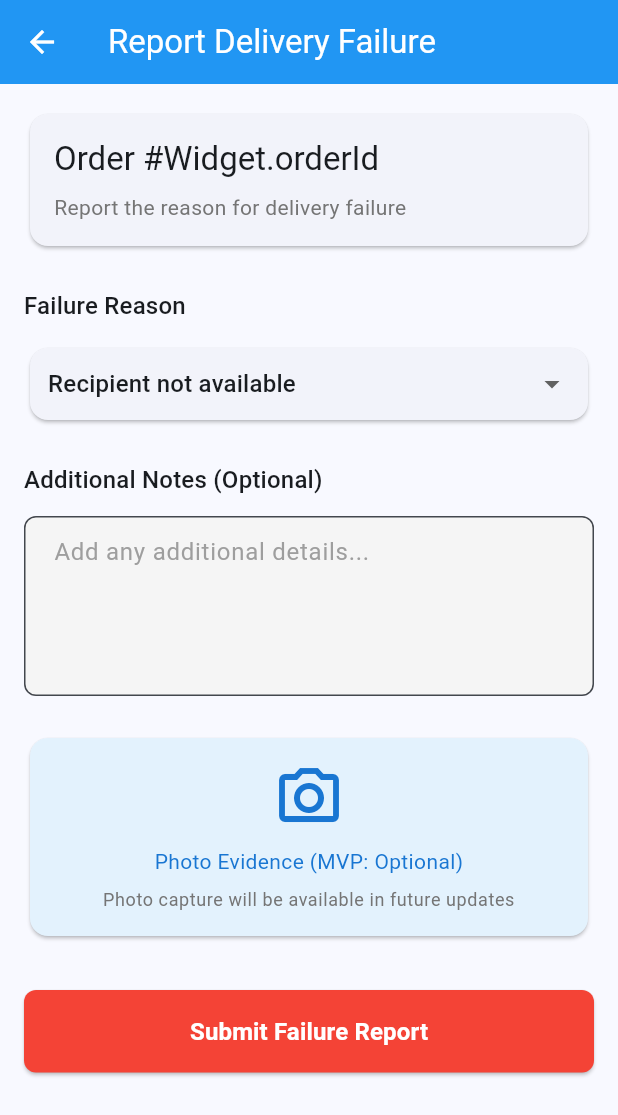
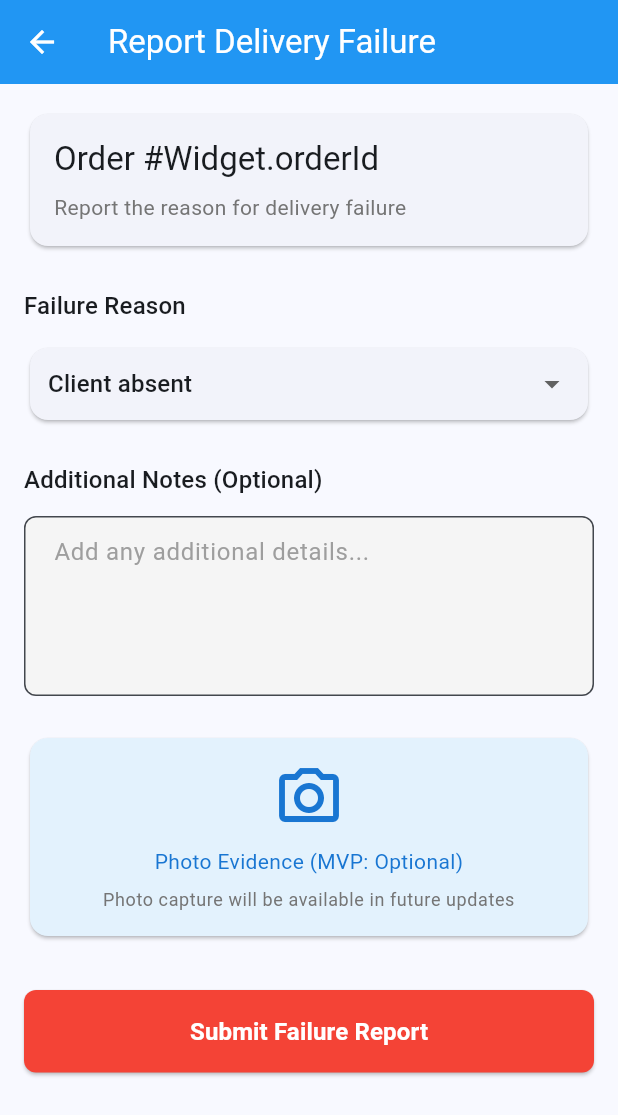
Before and after one commit to ecolealgerienne-ui/echango-delivery, a Flutter app: the DeliveryFailureScreen screen opened directly with empty values, on a phone screen of 412 x 824 dp. Shown: the top 1115 px of the screen. Run offline on Flutter 3.47's test engine with Material 3 defaults, Android fonts, the phone set to English and light mode, and no system bars; our stand-ins replace equatable, firebase_core, firebase_messaging, flutter_secure_storage, geolocator, go_router and 1 more; accounts and stored records are empty; statements that could not run were skipped.

Commit message:
fix(driver_app): align data layer with the verified API
With the server validated, reviewed the Dart against the shapes actually
returned. The model had been scaffolded before the endpoints existed, so it
described an imagined API.

Order.fromJson would have thrown on the first list load: facilitator_id was
declared required and non-null where the real key is facilitator_uuid and is
frequently absent, so a TypeError took down the whole screen. customer_id,
driver_id, pickup_place, dropoff_place and payload.type were all wrong too.
Both deserializers are now tolerant — an unexpected order should be skippable,
not fatal. Place.fromJson had the same direct-dereference problem on
location.coordinates, and its GeoJSON lng/lat ordering is now documented rather
than merely correct by luck.

Status predicates tested picked_up and cancelled, neither of which exists in
Fleetbase — the real values are created/dispatched/started/enroute/completed/
canceled. isInProgress was therefore permanently false, so no order ever showed
as active and the detail screen's action buttons never appeared. Status stays a
String rather than an enum, since the state machine comes from the server-side
OrderConfig and pinning it client-side would drift.

The failure screen sent English labels as the value while the BFF validates a
closed list of codes, so every failure report would have been rejected with
400. The lists also disagreed: the scaffolding offered "Traffic/delay" and
"Vehicle issue", which are delays rather than failed deliveries, and omitted
the spec's "accès impossible".

This is a consistency review, not a validation — there is no Flutter toolchain
here, so flutter analyze remains to be run. Details in §7.

Co-Authored-By: Claude Opus 5 <noreply@anthropic.com>
Claude-Session: https://claude.ai/code/session_01Uvz5Gro3yKExNWAsUe7YBx

```diff
--- a/driver_app/lib/models/order.dart
+++ b/driver_app/lib/models/order.dart
@@ -4,10 +4,19 @@ class Order extends Equatable {
   final String id;
   final String publicId;
   final String? customerId;
-  final String facilitatorId;
+  /// Nullable : une commande adhoc non réclamée n'a pas de facilitateur.
+  /// Le déclarer requis faisait planter tout le chargement de la liste.
+  final String? facilitatorId;
   final String? driverId;
-  final String status; // created, accepted, picked_up, completed, failed, cancelled
+  /// Statuts Fleetbase réels : created, dispatched, started, enroute,
+  /// completed, canceled (un seul « l »). Volontairement typé String et non
+  /// enum : la machine à états vient de l'OrderConfig côté serveur, la figer
+  /// ici la ferait diverger (journal §6.9).
+  final String status;
   final String payloadType;
+  /// Opportunité diffusée par le dispatch géospatial, pas encore réclamée.
+  final bool adhoc;
+  final String? trackingNumber;
   final String? notes;
   final DateTime createdAt;
   final DateTime updatedAt;
@@ -22,10 +31,12 @@ class Order extends Equatable {
     required this.id,
     required this.publicId,
     this.customerId,
-    required this.facilitatorId,
+    this.facilitatorId,
     this.driverId,
     required this.status,
     required this.payloadType,
+    this.adhoc = false,
+    this.trackingNumber,
     this.notes,
     required this.createdAt,
     required this.updatedAt,
@@ -37,11 +48,15 @@ class Order extends Equatable {
     this.deliveryFailure,
   });
 
-  bool get isPending => status == 'created' || status == 'accepted';
-  bool get isInProgress => status == 'picked_up';
+  // Prédicats alignés sur les statuts Fleetbase réels. L'ancienne version
+  // testait 'picked_up' et 'cancelled', qui n'existent pas — isInProgress
+  // était donc toujours faux et aucune commande n'apparaissait en cours.
   bool get isCompleted => status == 'completed';
+  bool get isCancelled => status == 'canceled';
+  bool get isFinished => isCompleted || isCancelled;
+  bool get isPending => status == 'created' || status == 'dispatched';
+  bool get isInProgress => !isFinished && !isPending;
   bool get isFailed => status == 'failed';
-  bool get isCancelled => status == 'cancelled';
 
   Order copyWith({
     String? id,
@@ -51,6 +66,8 @@ class Order extends Equatable {
     String? driverId,
     String? status,
     String? payloadType,
+    bool? adhoc,
+    String? trackingNumber,
     String? notes,
     DateTime? createdAt,
     DateTime? updatedAt,
@@ -69,6 +86,8 @@ class Order extends Equatable {
       driverId: driverId ?? this.driverId,
       status: status ?? this.status,
       payloadType: payloadType ?? this.payloadType,
+      adhoc: adhoc ?? this.adhoc,
+      trackingNumber: trackingNumber ?? this.trackingNumber,
       notes: notes ?? this.notes,
       createdAt: createdAt ?? this.createdAt,
       updatedAt: updatedAt ?? this.updatedAt,
@@ -81,28 +100,60 @@ class Order extends Equatable {
     );
   }
 
+  /// Désérialise une commande telle que renvoyée par le BFF.
+  ///
+  /// ⚠️ Écrit contre la forme RÉELLE relevée le 28/07/2026 sur une commande
+  /// Fleetbase (journal §6.9), pas contre l'API supposée du scaffolding. Les
+  /// écarts corrigés — chacun aurait fait planter le chargement :
+  ///   facilitator_id  → facilitator_uuid   (et il peut être absent)
+  ///   customer_id     → customer_uuid
+  ///   driver_id       → driver_assigned_uuid
+  ///   pickup_place    → payload.pickup
+  ///   dropoff_place   → payload.dropoff
+  ///   payload.type    → type (à la racine)
+  /// `notes`, `distance`, `estimated_duration`, `proof_url` et
+  /// `delivery_failure` n'existent pas dans la réponse : conservés comme
+  /// champs optionnels pour l'état local de l'app, jamais lus du serveur.
+  ///
+  /// Tolérant par principe : une commande mal formée doit être ignorable, pas
+  /// faire échouer la liste entière. Tout est donc nullable ou défaillable.
   factory Order.fromJson(Map<String, dynamic> json) {
+    final payload = json['payload'] as Map<String, dynamic>?;
+
+    Place? place(String key) {
+      final raw = payload?[key];
+      return raw is Map<String, dynamic> ? Place.fromJson(raw) : null;
+    }
+
+    DateTime parseDate(String key) {
+      final raw = json[key];
+      return raw is String ? (DateTime.tryParse(raw) ?? DateTime.now()) : DateTime.now();
+    }
+
     return Order(
-      id: json['id'] as String,
-      publicId: json['public_id'] as String,
-      customerId: json['customer_id'] as String?,
-      facilitatorId: json['facilitator_id'] as String,
-      driverId: json['driver_id'] as String?,
-      status: json['status'] as String,
-      payloadType: json['payload']['type'] as String? ?? 'order',
+      // `uuid` est l'identifiant interne, `public_id` celui qu'attendent les
+      // routes du BFF. On garde les deux : selon l'endroit, Fleetbase expose
+      // l'un ou l'autre (journal §6.7/§6.14/§6.16).
+      id: (json['uuid'] ?? json['id'] ?? json['public_id'] ?? '') as String,
+      publicId: (json['public_id'] ?? json['id'] ?? '') as String,
+      customerId: json['customer_uuid'] as String?,
+      facilitatorId: json['facilitator_uuid'] as String?,
+      driverId: json['driver_assigned_uuid'] as String?,
+      status: (json['status'] ?? 'created') as String,
+      payloadType: (json['type'] ?? 'transport') as String,
+      adhoc: json['adhoc'] == true,
+      trackingNumber: json['tracking_number'] is Map
+          ? (json['tracking_number']['tracking_number'] as String?)
+          : json['tracking_number'] as String?,
       notes: json['notes'] as String?,
-      createdAt: DateTime.parse(json['created_at'] as String),
-      updatedAt: DateTime.parse(json['updated_at'] as String),
-      pickupPlace: json['pickup_place'] != null
-          ? Place.fromJson(json['pickup_place'] as Map<String, dynamic>)
-          : null,
-      dropoffPlace: json['dropoff_place'] != null
-          ? Place.fromJson(json['dropoff_place'] as Map<String, dynamic>)
-          : null,
+      createdAt: parseDate('created_at'),
+      updatedAt: parseDate('updated_at'),
+      pickupPlace: place('pickup'),
+      dropoffPlace: place('dropoff'),
       totalDistance: (json['distance'] as num?)?.toDouble(),
       estimatedDuration: json['estimated_duration'] as int?,
       proofUrl: json['proof_url'] as String?,
-      deliveryFailure: json['delivery_failure'] != null
+      deliveryFailure: json['delivery_failure'] is Map<String, dynamic>
           ? DeliveryFailure.fromJson(json['delivery_failure'] as Map<String, dynamic>)
           : null,
     );
@@ -131,6 +182,8 @@ class Order extends Equatable {
         driverId,
         status,
         payloadType,
+        adhoc,
+        trackingNumber,
         notes,
         createdAt,
         updatedAt,
@@ -162,15 +215,24 @@ class Place extends Equatable {
     this.contactPhone,
   });
 
+  /// Tolérant : un lieu sans coordonnées exploitables ne doit pas empêcher
+  /// d'afficher la commande. Fleetbase renvoie la position en GeoJSON
+  /// (`location.coordinates` = [longitude, latitude] — l'ordre est inversé
+  /// par rapport à l'usage courant lat/lng).
   factory Place.fromJson(Map<String, dynamic> json) {
+    final coords = (json['location'] is Map<String, dynamic>)
+        ? json['location']['coordinates']
+        : null;
+    final hasCoords = coords is List && coords.length >= 2;
+
     return Place(
-      id: json['id'] as String,
-      name: json['name'] as String,
-      address: json['address'] as String,
-      latitude: (json['location']['coordinates'][1] as num).toDouble(),
-      longitude: (json['location']['coordinates'][0] as num).toDouble(),
+      id: (json['public_id'] ?? json['uuid'] ?? json['id'] ?? '') as String,
+      name: (json['name'] ?? '') as String,
+      address: (json['address'] ?? json['street1'] ?? '') as String,
+      latitude: hasCoords ? (coords[1] as num).toDouble() : 0,
+      longitude: hasCoords ? (coords[0] as num).toDouble() : 0,
       contactName: json['contact_name'] as String?,
-      contactPhone: json['contact_phone'] as String?,
+      contactPhone: json['phone'] as String? ?? json['contact_phone'] as String?,
     );
   }
 
--- a/driver_app/lib/screens/dashboard/delivery_failure_screen.dart
+++ b/driver_app/lib/screens/dashboard/delivery_failure_screen.dart
@@ -17,20 +17,31 @@ class _DeliveryFailureScreenState extends State<DeliveryFailureScreen> {
   late String _selectedReason;
   late TextEditingController _notesController;
 
-  static const List<String> _failureReasons = [
-    'Recipient not available',
-    'Address not found',
-    'Recipient refused',
-    'Item damaged',
-    'Traffic/delay',
-    'Vehicle issue',
-    'Other',
-  ];
+  /// Codes attendus par le BFF (DELIVERY_FAILURE_REASONS, liste fermée
+  /// validée côté serveur) associés à leur libellé affiché.
+  ///
+  /// ⚠️ La valeur envoyée doit être le CODE, pas le libellé : l'écran
+  /// envoyait auparavant des libellés anglais ('Recipient not available'),
+  /// que la validation serveur rejetait systématiquement en 400.
+  ///
+  /// La liste suit specs_app_transporteur.md §4.3 — délibérément courte et
+  /// spécifique à la livraison, et non les 9 catégories génériques de
+  /// Navigator. Deux entrées du scaffolding ont disparu ('Traffic/delay',
+  /// 'Vehicle issue') : ce sont des retards, pas des échecs de livraison.
+  /// Marquée « à valider avec l'équipe métier » dans la spec.
+  static const Map<String, String> _failureReasons = {
+    'client_absent': 'Client absent',
+    'adresse_introuvable': 'Adresse introuvable',
+    'colis_refuse': 'Client a refusé le colis',
+    'colis_endommage': 'Colis endommagé ou manquant',
+    'acces_impossible': 'Accès impossible (site fermé, zone inaccessible)',
+    'autre': 'Autre',
+  };
 
   @override
   void initState() {
     super.initState();
-    _selectedReason = _failureReasons.first;
+    _selectedReason = _failureReasons.keys.first;
     _notesController = TextEditingController();
   }
 
@@ -87,10 +98,10 @@ class _DeliveryFailureScreenState extends State<DeliveryFailureScreen> {
                   value: _selectedReason,
                   isExpanded: true,
                   underline: const SizedBox.shrink(),
-                  items: _failureReasons.map((reason) {
+                  items: _failureReasons.entries.map((entry) {
                     return DropdownMenuItem(
-                      value: reason,
-                      child: Text(reason),
+                      value: entry.key,
+                      child: Text(entry.value),
                     );
                   }).toList(),
                   onChanged: (value) {
```
Also changed, not shown: 1 other file.
